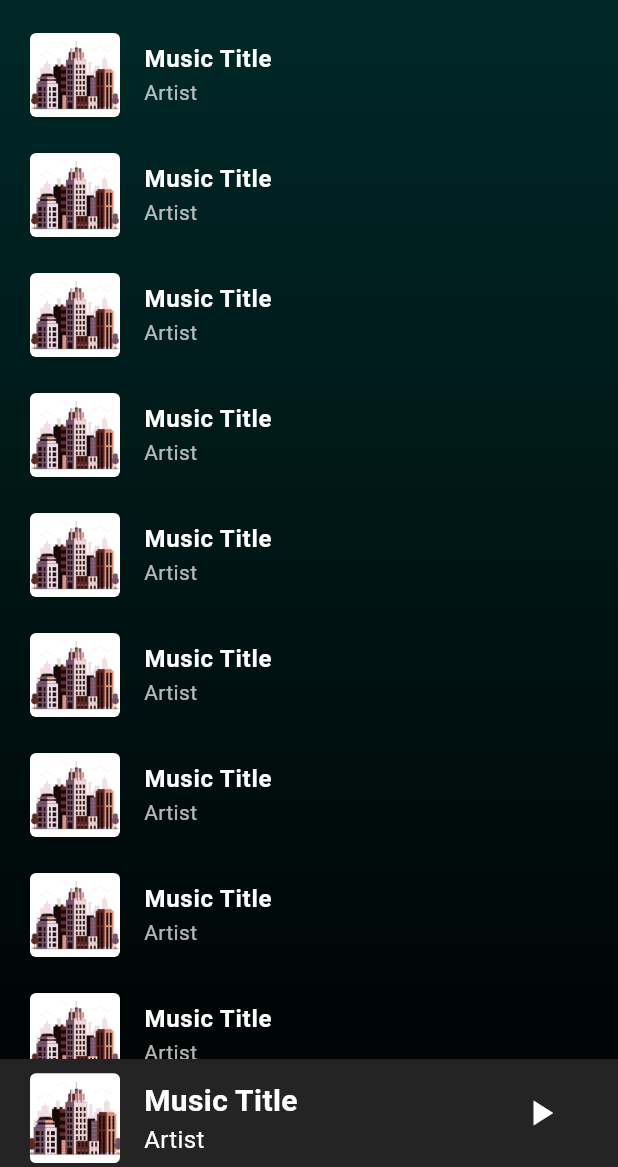
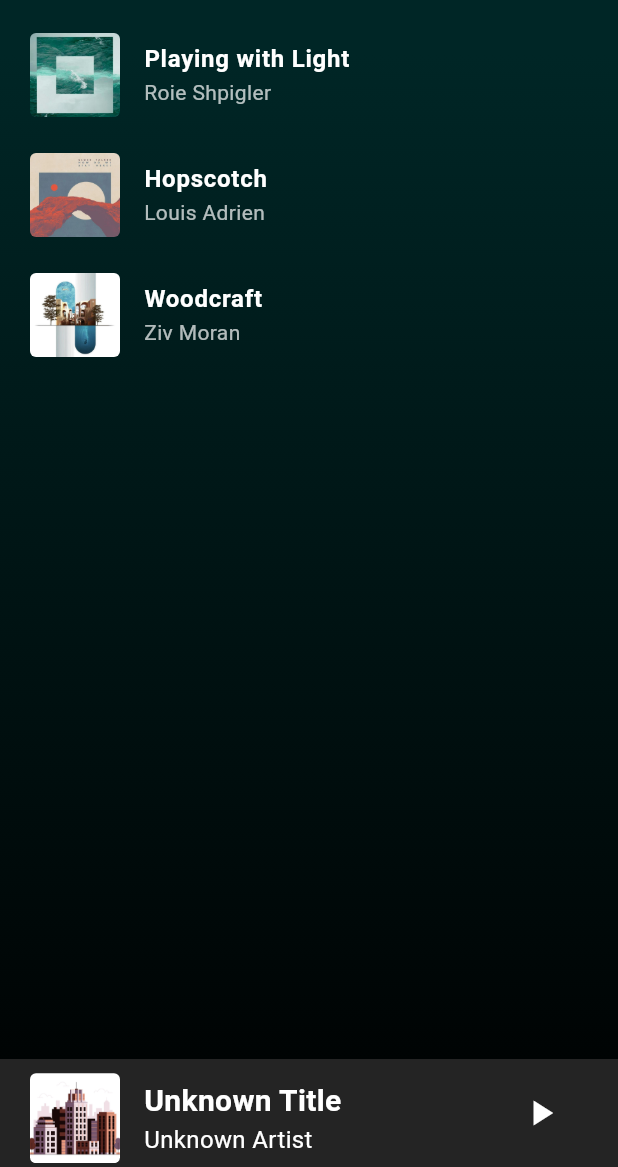
Before and after one commit to MagentaII/Fedora, a Flutter app: the screen it shows after launch, on a phone screen of 412 x 824 dp, the part 69-1236 px from its top. Run offline on Flutter 3.47's test engine with Material 3 defaults, Android fonts, the phone set to English and light mode, and no system bars.

Commit message:
feat : Complete musics display (temporarily use local music data)
 - Use provider as state management
 - Complete project structure

```diff
--- /dev/null
+++ b/lib/data/local_data.dart
@@ -0,0 +1,55 @@
+import '../models/music.dart';
+
+abstract class LocalDataImpl {
+  List<Music> getAllMusic();
+
+  String getMusicId(int index);
+
+  Music getMusicById(String musicId);
+}
+
+class LocalData implements LocalDataImpl {
+  List<Music> musics = [
+    Music(
+      musicId: '1',
+      musicName: 'Playing with Light',
+      artistName: 'Roie Shpigler',
+      musicImage: 'assets/images/playing_with_light_image.jpg',
+      musicPath: 'musics/playing_with_light.mp3',
+    ),
+    Music(
+      musicId: '2',
+      musicName: 'Hopscotch',
+      artistName: 'Louis Adrien',
+      musicImage: 'assets/images/hopscotch_image.jpg',
+      musicPath: 'musics/hopscotch.mp3',
+    ),
+    Music(
+      musicId: '3',
+      musicName: 'Woodcraft',
+      artistName: 'Ziv Moran',
+      musicImage: 'assets/images/woodcraft_image.jpg',
+      musicPath: 'musics/woodcraft.mp3',
+    ),
+  ];
+
+  @override
+  List<Music> getAllMusic() {
+    return musics;
+  }
+
+  @override
+  Music getMusicById(String musicId) {
+    final music =
+        musics.firstWhere((music) => music.musicId == musicId, orElse: () {
+      throw Exception('Music not found, music id : $musicId');
+    });
+    return music;
+  }
+
+  @override
+  String getMusicId(int index) {
+    final musicId = musics[index].musicId;
+    return musicId;
+  }
+}
--- /dev/null
+++ b/lib/models/music.dart
@@ -0,0 +1,46 @@
+class Music {
+  final String musicId;
+  final String musicName;
+  final String artistName;
+  final String musicImage;
+  final String musicPath;
+
+  Music({
+    this.musicId = '-1',
+    this.musicName = 'Unknown Title',
+    this.artistName = 'Unknown Artist',
+    this.musicImage = 'assets/images/default_album_art.jpg',
+    this.musicPath = '',
+  });
+
+  factory Music.fromJson(Map<String, dynamic> map) {
+    return Music(
+      musicId: map['musicId'] as String,
+      musicName: map['musicName'] as String,
+      artistName: map['artistName'] as String,
+      musicImage: map['musicImage'] as String,
+      musicPath: map['musicPath'] as String,
+    );
+  }
+
+  Map<String, dynamic> toJson() {
+    return {
+      "musicId": musicId,
+      'musicName': musicName,
+      'artistName': artistName,
+      'musicImage': musicImage,
+      'musicPath': musicPath,
+    };
+  }
+
+  static Music empty() {
+    return Music(
+      musicId: '-1',
+      musicName: 'Unknown Title',
+      artistName: 'Unknown Artist',
+      musicImage: 'assets/images/default_album_art.jpg',
+      musicPath: '',
+    );
+  }
+
+}
--- /dev/null
+++ b/lib/provider/music_model.dart
@@ -0,0 +1,42 @@
+import 'package:fedora/usecases/music_service.dart';
+import 'package:flutter/material.dart';
+
+import '../models/music.dart';
+
+abstract class MusicProvider {
+  void loadPlaylist();
+  void selectAndPlayMusic(int index);
+}
+
+class MusicModel with ChangeNotifier implements MusicProvider{
+  final MusicService _musicService;
+
+  MusicModel(this._musicService);
+
+  List<Music> _musics = [];
+  bool _isLoading = false;
+  Music _music = Music.empty();
+
+  List<Music> get musics => _musics;
+
+  bool get isLoading => _isLoading;
+
+  Music get music => _music;
+
+  @override
+  void loadPlaylist() {
+    _isLoading = true;
+    notifyListeners();
+
+    _musics = _musicService.getAllMusic();
+    _isLoading = false;
+    notifyListeners();
+  }
+
+  @override
+  void selectAndPlayMusic(int index) {
+    final musicId = _musicService.getMusicId(index);
+    _music = _musicService.getMusicById(musicId);
+    notifyListeners();
+  }
+}
--- a/lib/screens/home/views/home_view.dart
+++ b/lib/screens/home/views/home_view.dart
@@ -1,13 +1,32 @@
+import 'package:fedora/provider/music_model.dart';
 import 'package:flutter/material.dart';
+import 'package:provider/provider.dart';
 
 import '../widgets/home_sliver_app_bar.dart';
 import '../widgets/home_body.dart';
 
-class HomeView extends StatelessWidget {
+class HomeView extends StatefulWidget {
   const HomeView({super.key});
 
   @override
+  State<HomeView> createState() => _HomeViewState();
+}
+
+class _HomeViewState extends State<HomeView> {
+
+  @override
+  void initState() {
+    super.initState();
+
+    // 确保在 widget 构建完成后调用 loadPlaylist()
+    WidgetsBinding.instance.addPostFrameCallback((_) {
+      context.read<MusicModel>().loadPlaylist();
+    });
+  }
+
+  @override
   Widget build(BuildContext context) {
+    // context.read<MusicModel>().loadPlaylist();
     return Scaffold(
       body: Container(
         height: double.infinity,
--- a/lib/screens/music/widgets/collapse_music_controller.dart
+++ b/lib/screens/music/widgets/collapse_music_controller.dart
@@ -1,5 +1,7 @@
+import 'package:fedora/provider/music_model.dart';
 import 'package:fedora/screens/music/widgets/music_image.dart';
 import 'package:flutter/material.dart';
+import 'package:provider/provider.dart';
 
 class CollapseMusicController extends StatelessWidget {
   const CollapseMusicController({super.key});
@@ -20,33 +22,63 @@ class CollapseMusicController extends StatelessWidget {
             child: Container(
               height: double.infinity,
               padding: const EdgeInsets.only(left: 20, top: 7),
-              child: const Row(
+              child: Row(
                 children: [
-                  MusicImage(
+                  const MusicImage(
                     imageHeight: minimumImageSize,
                     imageWidth: minimumImageSize,
                   ),
-                  SizedBox(width: 16),
-                  Column(
+                  const SizedBox(width: 16),
+                  Consumer<MusicModel>(
+                    builder: (BuildContext context, MusicModel musicModel,
+                        Widget? child) {
+                      return Column(
                         crossAxisAlignment: CrossAxisAlignment.start,
                         mainAxisAlignment: MainAxisAlignment.center,
                         children: [
                           Text(
-                        'Music Title',
-                        style: TextStyle(
+                            musicModel.music.musicName.isNotEmpty
+                                ? musicModel.music.musicName
+                                : 'Unknown Title',
+                            style: const TextStyle(
                               color: Colors.white,
                               fontSize: 20,
                               fontWeight: FontWeight.w700,
                             ),
                           ),
                           Text(
-                        'Artist',
-                        style: TextStyle(
+                            musicModel.music.artistName.isNotEmpty
+                                ? musicModel.music.artistName
+                                : 'Unknown Artist',
+                            style: const TextStyle(
                               color: Colors.white,
                               fontSize: 16,
                             ),
                           ),
                         ],
+                      );
+                    },
+                    // child: Column(
+                    //   crossAxisAlignment: CrossAxisAlignment.start,
+                    //   mainAxisAlignment: MainAxisAlignment.center,
+                    //   children: [
+                    //     Text(
+                    //       'Music Title',
+                    //       style: TextStyle(
+                    //         color: Colors.white,
+                    //         fontSize: 20,
+                    //         fontWeight: FontWeight.w700,
+                    //       ),
+                    //     ),
+                    //     Text(
+                    //       'Artist',
+                    //       style: TextStyle(
+                    //         color: Colors.white,
+                    //         fontSize: 16,
+                    //       ),
+                    //     ),
+                    //   ],
+                    // ),
                   ),
                 ],
               ),
--- a/lib/screens/music/widgets/music_image.dart
+++ b/lib/screens/music/widgets/music_image.dart
@@ -1,4 +1,6 @@
+import 'package:fedora/provider/music_model.dart';
 import 'package:flutter/material.dart';
+import 'package:provider/provider.dart';
 
 class MusicImage extends StatelessWidget {
   final double imageHeight;
@@ -18,16 +20,35 @@ class MusicImage extends StatelessWidget {
     } else {
       radius = 4;
     }
+    return Consumer<MusicModel>(
+      builder: (BuildContext context, MusicModel musicModel, Widget? child) {
         return Container(
           height: imageHeight,
           width: imageWidth,
           decoration: BoxDecoration(
             borderRadius: BorderRadius.circular(radius),
-        image: const DecorationImage(
-          image: AssetImage('assets/images/default_album_art.jpg'),
+            image: DecorationImage(
+              image: AssetImage(
+                musicModel.music.musicImage.isNotEmpty
+                    ? musicModel.music.musicImage
+                    : 'assets/images/default_album_art.jpg',
+              ),
               fit: BoxFit.cover,
             ),
           ),
         );
+      },
+      // child: Container(
+      //   height: imageHeight,
+      //   width: imageWidth,
+      //   decoration: BoxDecoration(
+      //     borderRadius: BorderRadius.circular(radius),
+      //     image: const DecorationImage(
+      //       image: AssetImage('assets/images/default_album_art.jpg'),
+      //       fit: BoxFit.cover,
+      //     ),
+      //   ),
+      // ),
+    );
   }
 }
--- /dev/null
+++ b/lib/usecases/music_service.dart
@@ -0,0 +1,30 @@
+import 'package:fedora/models/music.dart';
+import 'package:fedora/repositories/music_repository.dart';
+
+abstract class MusicServiceImpl {
+  List<Music> getAllMusic();
+  String getMusicId(int index);
+  Music getMusicById(String musicId);
+}
+
+class MusicService implements MusicServiceImpl {
+  final MusicRepository _musicRepository;
+
+  MusicService(this._musicRepository);
+
+  @override
+  List<Music> getAllMusic() {
+    return _musicRepository.getAllMusic();
+  }
+
+  @override
+  Music getMusicById(String musicId) {
+    return _musicRepository.getMusicById(musicId);
+  }
+
+  @override
+  String getMusicId(int index) {
+    return _musicRepository.getMusicId(index);
+  }
+
+}
--- a/pubspec.yaml
+++ b/pubspec.yaml
@@ -35,6 +35,7 @@ dependencies:
   # The following adds the Cupertino Icons font to your application.
   # Use with the CupertinoIcons class for iOS style icons.
   cupertino_icons: ^1.0.8
+  provider: ^6.1.2
 
 dev_dependencies:
   flutter_test:
@@ -60,6 +61,7 @@ flutter:
 
   assets:
     - assets/images/
+    - assets/musics/
 
   # To add assets to your application, add an assets section, like this:
   # assets:
```
Also changed, not shown: lib/main.dart (+15 -1 lines), lib/repositories/music_repository.dart (added, +31 -0 lines), lib/screens/home/widgets/song_sliver_list_item.dart (+44 -14 lines), lib/screens/music/widgets/music_body_widgets/music_controller.dart (+41 -5 lines), assets/images/hopscotch_image.jpg (added), assets/images/playing_with_light_image.jpg (added), assets/images/woodcraft_image.jpg (added), pubspec.lock, 3 other files. Lines whose indentation alone changed are shown as unchanged.
